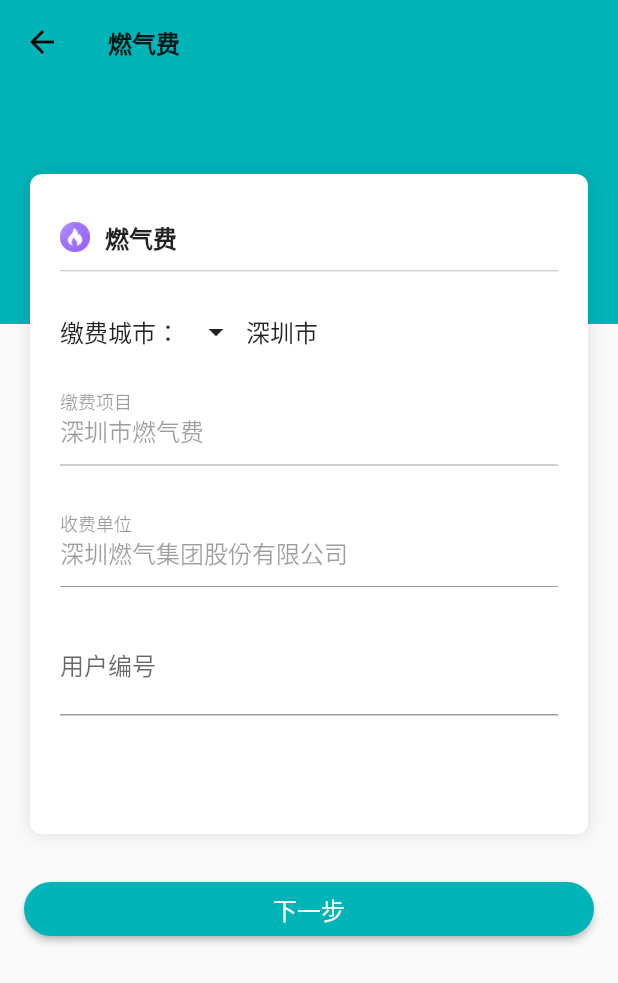
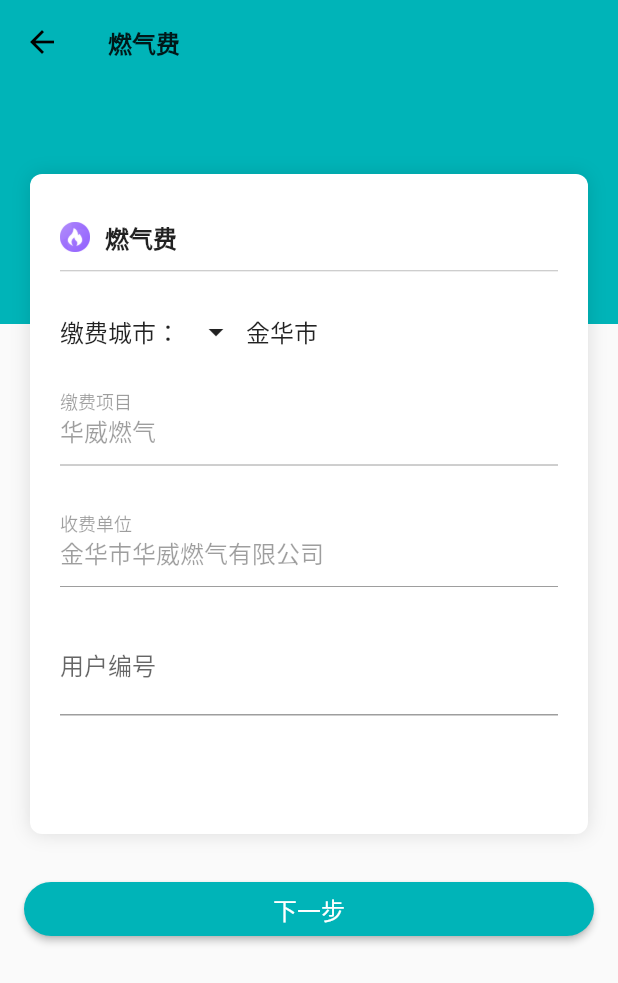
Before and after one commit to persilee/pay_cost, a Flutter app: the FuelGasPage screen opened directly, on a phone screen of 412 x 824 dp. Shown: the top 983 px of the screen. Run offline on Flutter 3.47's test engine with Material 2 defaults, Android fonts, the phone set to English and light mode, and no system bars; our stand-ins replace azlistview, flutter_swiper, shared_preferences; missing offline and left inert: direct_select, easy_dialog, lpinyin; accounts and stored records are empty.

Commit message:
🍅 modify hua wei

```diff
--- a/lib/model/pay_list_model.dart
+++ b/lib/model/pay_list_model.dart
@@ -36,7 +36,7 @@ final List<PayListModel> payList  = [
   PayListModel(
     type: '燃气费',
     doorNo: '14******425',
-    unit: '金华市燃气集团股份有限公司',
+    unit: '金华市华威燃气有限公司',
     amount: '12.23',
     date: '2019-06-06 12:26:12',
     info: '缴费成功',
--- a/lib/pages/about_page.dart
+++ b/lib/pages/about_page.dart
@@ -35,7 +35,7 @@ class _AboutPageState extends State<AboutPage> {
                     padding: EdgeInsets.only(top: 10),
                   ),
                   Text(
-                    '畅饮缴费V1.0.1',
+                    '华威缴费V1.0.2',
                     style: TextStyle(
                         color: Colors.black54,
                         fontSize: 16,
--- a/lib/pages/agreement_page.dart
+++ b/lib/pages/agreement_page.dart
@@ -24,7 +24,7 @@ class _AgreementPageState extends State<AgreementPage> {
               children: <Widget>[
                 Padding(padding: EdgeInsets.fromLTRB(0, 12, 0, 6)),
                 Center(
-                  child: Text('畅饮缴费APP用户隐私协议', style: TextStyle(fontSize: 18, fontWeight: FontWeight.bold, color: Colors.black87,),),
+                  child: Text('华威缴费APP用户隐私协议', style: TextStyle(fontSize: 18, fontWeight: FontWeight.bold, color: Colors.black87,),),
                 ),
                 Padding(padding: EdgeInsets.fromLTRB(0, 12, 0, 2)),
                 Text('    本软件尊重并保护所有使用服务用户的个人隐私权。', style: TextStyle(fontSize: 16, color: Colors.black54),),
--- a/lib/pages/fuel_gas_page.dart
+++ b/lib/pages/fuel_gas_page.dart
@@ -13,7 +13,7 @@ class _FuelGasPageState extends State<FuelGasPage> {
   final registerFormKey = GlobalKey<FormState>();
   TextEditingController _paymentProjectController = TextEditingController();
   TextEditingController _payCostUnitController = TextEditingController();
-  String _selectCity = '深圳市';
+  String _selectCity = '金华市';
   bool _autoValidate = false;
   String _userId;
 
@@ -75,8 +75,8 @@ class _FuelGasPageState extends State<FuelGasPage> {
   @override
   void initState() {
     super.initState();
-    _paymentProjectController.text = '深圳市燃气费';
-    _payCostUnitController.text = '深圳燃气集团股份有限公司';
+    _paymentProjectController.text = '华威燃气';
+    _payCostUnitController.text = '金华市华威燃气有限公司';
     _paymentProjectController.addListener(() {
       print(_paymentProjectController.value);
     });
@@ -184,9 +184,14 @@ class _FuelGasPageState extends State<FuelGasPage> {
                                               .then((value) {
                                             setState(() {
                                               _selectCity = (value == null
-                                                  ? '深圳市'
+                                                  ? '华威燃气'
                                                   : value.name);
-                                              if (_selectCity == '深圳市') {
+                                              if (_selectCity == '金华市') {
+                                                _payCostUnitController.text =
+                                                '金华市华威燃气有限公司';
+                                                _paymentProjectController.text =
+                                                '深圳燃气集团股份有限公司';
+                                              }else if (_selectCity == '深圳市') {
                                                 _payCostUnitController.text =
                                                     '深圳市燃气费';
                                                 _paymentProjectController.text =
--- a/lib/pages/login_page.dart
+++ b/lib/pages/login_page.dart
@@ -52,7 +52,7 @@ class _LoginPageState extends State<LoginPage> {
         _loading = !_loading;
         autoValidate = true;
       });
-      if(uName == 'CYUD201902469876' && uPwd == 'cyjf0016425') {
+      if(uName == 'HWUD201902469876' && uPwd == 'hwjf0016425') {
         _save();
         Navigator.of(context).push(MaterialPageRoute(builder: (context) => TabNavigator()));
       }else{
@@ -102,7 +102,7 @@ class _LoginPageState extends State<LoginPage> {
               children: <Widget>[
                 Center(
                   child: Text(
-                    '畅饮缴费',
+                    '华威缴费',
                     style: TextStyle(fontSize: 24, color: Colors.black54),
                   ),
                 ),
--- a/lib/pages/my_page.dart
+++ b/lib/pages/my_page.dart
@@ -253,7 +253,7 @@ class _MyPageState extends State<MyPage> {
                               ),
                               Padding(padding: EdgeInsets.only(right: 10)),
                               Text(
-                                '关于畅饮缴费',
+                                '关于华威缴费',
                                 style: TextStyle(
                                     fontSize: 16,
                                     color: Colors.black54,
```
Also changed, not shown: lib/pages/home_page.dart (+64 -64 lines), 22 other files.
